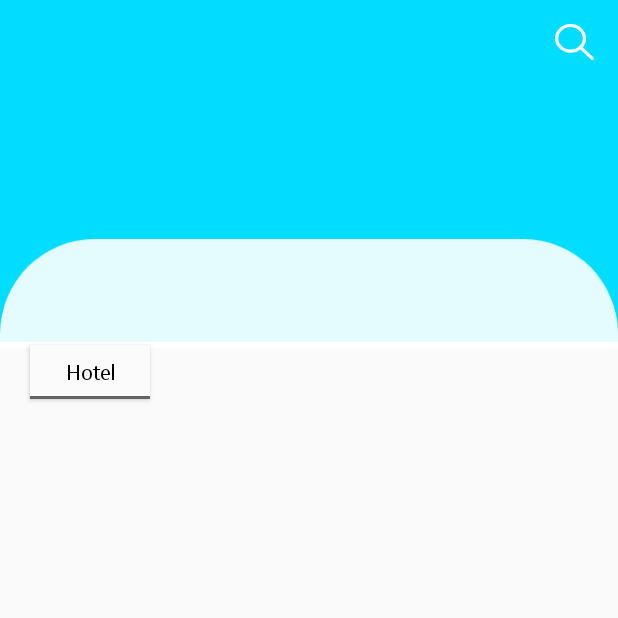
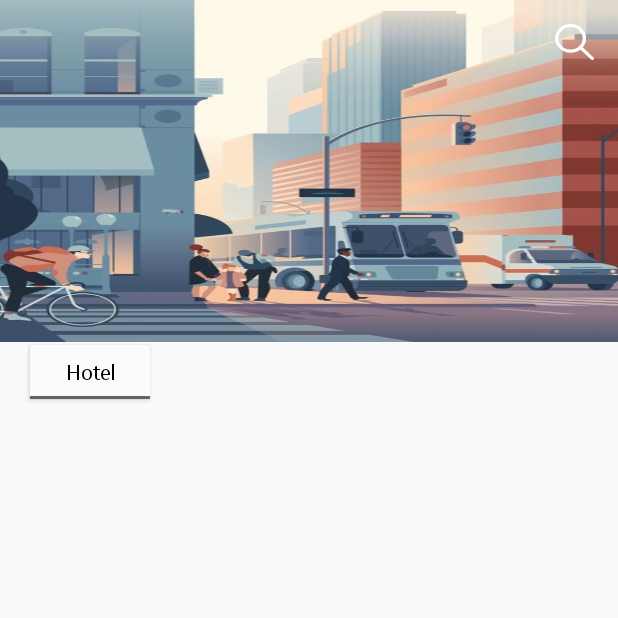
Before and after one commit to Mark-Ro/ConsigliaViaggi, an Android app: the ListaStrutturePage screen opened directly, with no data from a screen before it, on a phone screen of 412 x 824 dp, the top half of it. Run offline under Robolectric (Android 15) with nearby library versions, the light colour scheme and no system bars; our stand-ins replace Picasso; 3 statements that could not run were skipped.

Commit message:
ListView ampliata

```diff
--- a/app/src/main/java/com/consigliaviaggi/Controller/RicercaController.java
+++ b/app/src/main/java/com/consigliaviaggi/Controller/RicercaController.java
@@ -22,12 +22,14 @@ public class RicercaController {
         this.strutturaDAO = new StrutturaDAO(contextRicercaPage);
     }
 
-    public void effettuaRicercaStrutture(String nomeStruttura, String citta, float prezzoMassimo, float voto) {
+    public void effettuaRicercaStrutture(String nomeStruttura, String citta, float prezzoMassimo, float voto, String tipoStruttura) {
         ArrayList<Struttura> listaStrutture = strutturaDAO.getListaStruttureCittaFromDatabase(nomeStruttura,citta,prezzoMassimo,voto);
         if (listaStrutture!=null) {
             Log.i("RICERCA_CONTROLLER","Lista size: " + String.valueOf(listaStrutture.size()));
             Intent intent = new Intent(contextRicercaPage, ListaStrutturePage.class);
             intent.putExtra("ListaStrutture",listaStrutture);
+            intent.putExtra("Citta",citta);
+            intent.putExtra("TipoStruttura",tipoStruttura);
             contextRicercaPage.startActivity(intent);
         }
 
--- a/app/src/main/java/com/consigliaviaggi/DAO/UtenteDAO.java
+++ b/app/src/main/java/com/consigliaviaggi/DAO/UtenteDAO.java
@@ -41,10 +41,10 @@ public class UtenteDAO {
     public void getInformazioniUtente(String username) {
         utente.setUtenteAutenticato(true);
         Log.i("UTENTE_DAO","Nickname: " + username);
-        new getInformazioniUtenteTask().doInBackground(username);
+        new GetInformazioniUtenteTask().doInBackground(username);
     }
 
-    private class getInformazioniUtenteTask extends AsyncTask<String, Void, Void> {
+    private class GetInformazioniUtenteTask extends AsyncTask<String, Void, Void> {
 
         @Override
         protected Void doInBackground(String... strings) {
--- a/app/src/main/java/com/consigliaviaggi/GUI/ListaStrutturePage.java
+++ b/app/src/main/java/com/consigliaviaggi/GUI/ListaStrutturePage.java
@@ -4,16 +4,27 @@ import androidx.appcompat.app.AppCompatActivity;
 
 import android.content.Intent;
 import android.os.Bundle;
+import android.util.Log;
+import android.view.Gravity;
+import android.widget.ImageView;
 import android.widget.ListView;
+import android.widget.TextView;
 
 import com.consigliaviaggi.Entity.Struttura;
 import com.consigliaviaggi.R;
+import com.squareup.picasso.Picasso;
 
 import java.util.ArrayList;
 
 public class ListaStrutturePage extends AppCompatActivity {
 
     private ListView listView;
+    private TextView textViewNomeCitta;
+    private ArrayList<Struttura> listaStrutture;
+    private ImageView imageViewCitta,imageViewBarraCitta;
+
+
+    private String nomeCitta,tipoStruttura;
 
     @Override
     protected void onCreate(Bundle savedInstanceState) {
@@ -21,10 +32,31 @@ public class ListaStrutturePage extends AppCompatActivity {
         setContentView(R.layout.activity_lista_strutture_page);
 
         Intent intent = getIntent();
-        ArrayList<Struttura> listaStrutture = (ArrayList<Struttura>) intent.getSerializableExtra("ListaStrutture");
+        listaStrutture = (ArrayList<Struttura>) intent.getSerializableExtra("ListaStrutture");
+        nomeCitta = intent.getStringExtra("Citta");
+        tipoStruttura = intent.getStringExtra("TipoStruttura");
 
         listView = findViewById(R.id.listView);
+        textViewNomeCitta = findViewById(R.id.textViewNomeCitta);
+        imageViewCitta = findViewById(R.id.imageViewCitta);
+        imageViewBarraCitta = findViewById(R.id.imageViewBarraCitta);
+
         CustomAdapterListaStrutture customAdapterListaStrutture = new CustomAdapterListaStrutture(this,listaStrutture);
         listView.setAdapter(customAdapterListaStrutture);
+
+        setCitta();
+    }
+
+    private void setCitta() {
+        Log.i("LISTA_STRUTTURA_PAGE",nomeCitta);
+        if (!nomeCitta.equals("null")) {
+            textViewNomeCitta.setText(listaStrutture.get(0).getCitta().getNome());
+            Picasso.get().load(listaStrutture.get(0).getCitta().getFotoCitta()).noFade().fit().centerCrop().into(imageViewCitta);
+        }
+        else {
+            Picasso.get().load(R.drawable.background_citta).noFade().fit().centerCrop(Gravity.BOTTOM).into(imageViewCitta);
+            imageViewBarraCitta.setAlpha(0f);
+            textViewNomeCitta.setText("");
+        }
     }
 }
--- a/app/src/main/res/layout/activity_lista_strutture_page.xml
+++ b/app/src/main/res/layout/activity_lista_strutture_page.xml
@@ -21,14 +21,14 @@
         android:id="@+id/imageViewCitta"
         android:layout_width="440dp"
         android:layout_height="228dp"
-        android:background="@android:color/holo_blue_bright"
+        android:background="@drawable/background_citta"
         app:layout_constraintEnd_toEndOf="parent"
         app:layout_constraintHorizontal_bias="0.666"
         app:layout_constraintStart_toStartOf="parent"
         app:layout_constraintTop_toTopOf="parent" />
 
     <ImageView
-        android:id="@+id/imageView31"
+        android:id="@+id/imageViewBarraCitta"
         android:layout_width="0dp"
         android:layout_height="79dp"
         android:layout_marginTop="156dp"
```
Also changed, not shown: app/src/main/java/com/consigliaviaggi/GUI/RicercaPage.java (+16 -3 lines), app/src/main/res/drawable-v24/background_citta.jpg (added).
